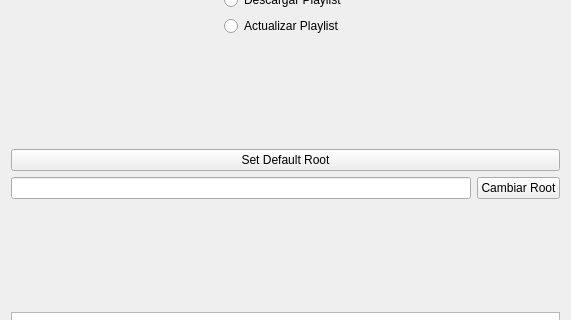
This is interface.ui in Bejmo/yt_downloader as Qt 5 draws it before an edit; both pictures show x 0 to 571 and y 131 to 451 of the 571 by 674 pixel window. The edited form follows.
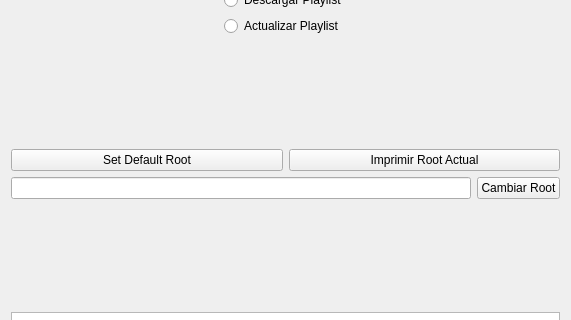
This is the edited form.

What changed in the file:
```diff
--- a/interface.ui
+++ b/interface.ui
@@ -129,11 +129,22 @@
     </spacer>
    </item>
    <item>
+    <layout class="QHBoxLayout" name="horizontalLayout_6">
+     <item>
     <widget class="QPushButton" name="set_default_root">
      <property name="text">
       <string>Set Default Root</string>
      </property>
     </widget>
+     </item>
+     <item>
+      <widget class="QPushButton" name="imprimir_root_actual">
+       <property name="text">
+        <string>Imprimir Root Actual</string>
+       </property>
+      </widget>
+     </item>
+    </layout>
    </item>
    <item>
     <layout class="QHBoxLayout" name="horizontalLayout_2">
```
Lines whose indentation alone changed are shown as unchanged.
